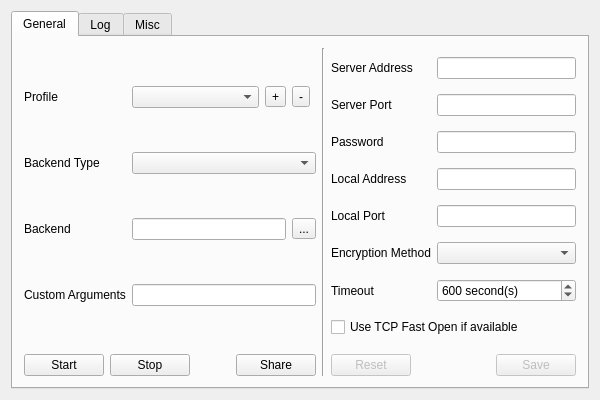
Before: the Qt Designer form src/mainwindow.ui in shadowsocks/shadowsocks-qt5, drawn with Qt 5.
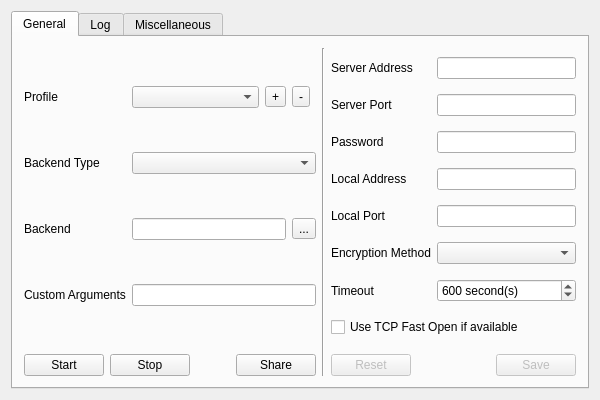
After: the same form once the commit is applied. Icons and pictures are not drawn.

```diff
--- a/src/mainwindow.ui
+++ b/src/mainwindow.ui
@@ -445,7 +445,7 @@
       </widget>
       <widget class="QWidget" name="miscTab">
        <attribute name="title">
-        <string>Misc</string>
+        <string>Miscellaneous</string>
        </attribute>
        <layout class="QGridLayout" name="gridLayout">
         <item row="5" column="0" colspan="3">
```
